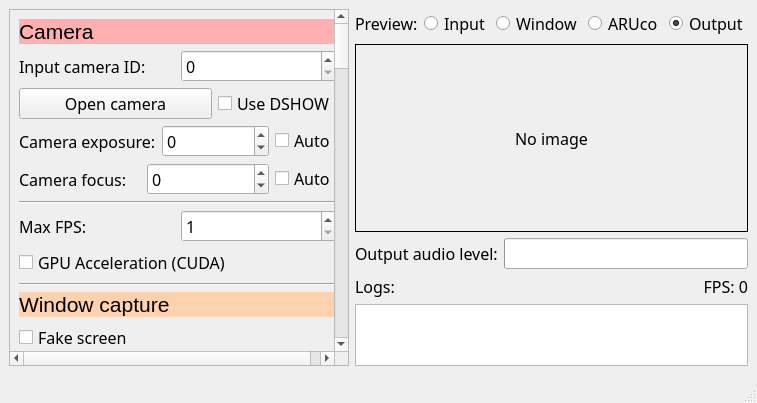
Qt form gui.ui (F33RNI/Podmiha) before a commit.
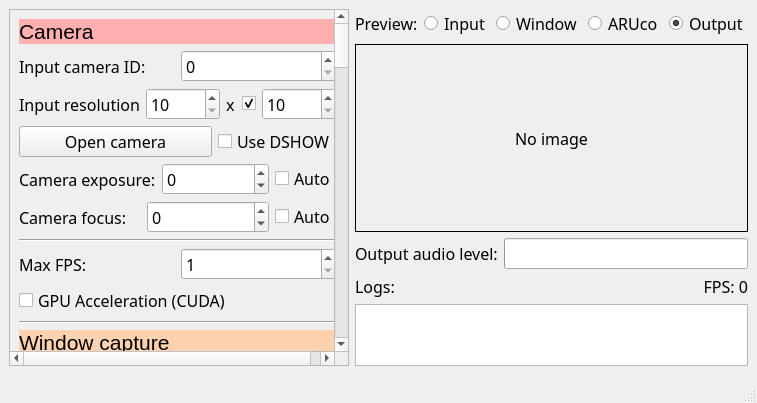
The same form after that commit.

Commit message: Add input resolution setup

Diff of the .ui file:
```diff
--- a/gui.ui
+++ b/gui.ui
@@ -23,7 +23,7 @@
    <enum>Qt::LeftToRight</enum>
   </property>
   <widget class="QWidget" name="centralwidget">
-   <layout class="QHBoxLayout" name="horizontalLayout_41">
+   <layout class="QHBoxLayout" name="horizontalLayout_42">
     <item>
      <widget class="QScrollArea" name="scrollArea">
       <property name="sizePolicy">
@@ -53,7 +53,7 @@
          <x>0</x>
          <y>0</y>
          <width>321</width>
-         <height>2157</height>
+         <height>2190</height>
         </rect>
        </property>
        <layout class="QVBoxLayout" name="verticalLayout">
@@ -90,6 +90,78 @@
           </item>
          </layout>
         </item>
+        <item>
+         <layout class="QHBoxLayout" name="horizontalLayout_41">
+          <item>
+           <widget class="QLabel" name="label_55">
+            <property name="text">
+             <string>Input resolution</string>
+            </property>
+           </widget>
+          </item>
+          <item>
+           <widget class="QSpinBox" name="input_width">
+            <property name="sizePolicy">
+             <sizepolicy hsizetype="Minimum" vsizetype="Fixed">
+              <horstretch>0</horstretch>
+              <verstretch>0</verstretch>
+             </sizepolicy>
+            </property>
+            <property name="minimum">
+             <number>10</number>
+            </property>
+            <property name="maximum">
+             <number>5000</number>
+            </property>
+            <property name="singleStep">
+             <number>10</number>
+            </property>
+           </widget>
+          </item>
+          <item>
+           <widget class="QLabel" name="label_56">
+            <property name="sizePolicy">
+             <sizepolicy hsizetype="Fixed" vsizetype="Preferred">
+              <horstretch>0</horstretch>
+              <verstretch>0</verstretch>
+             </sizepolicy>
+            </property>
+            <property name="text">
+             <string>x</string>
+            </property>
+           </widget>
+          </item>
+          <item>
+           <widget class="QCheckBox" name="lock_input_resize">
+            <property name="sizePolicy">
+             <sizepolicy hsizetype="Fixed" vsizetype="Fixed">
+              <horstretch>0</horstretch>
+              <verstretch>0</verstretch>
+             </sizepolicy>
+            </property>
+            <property name="text">
+             <string/>
+            </property>
+            <property name="checked">
+             <bool>true</bool>
+            </property>
+           </widget>
+          </item>
+          <item>
+           <widget class="QSpinBox" name="input_height">
+            <property name="minimum">
+             <number>10</number>
+            </property>
+            <property name="maximum">
+             <number>5000</number>
+            </property>
+            <property name="singleStep">
+             <number>10</number>
+            </property>
+           </widget>
+          </item>
+         </layout>
+        </item>
         <item>
          <layout class="QHBoxLayout" name="horizontalLayout_2">
           <item>
```
Left out of the diff: 2 changed lines with no effect on the pictures. The commit also changes 3 other files.
